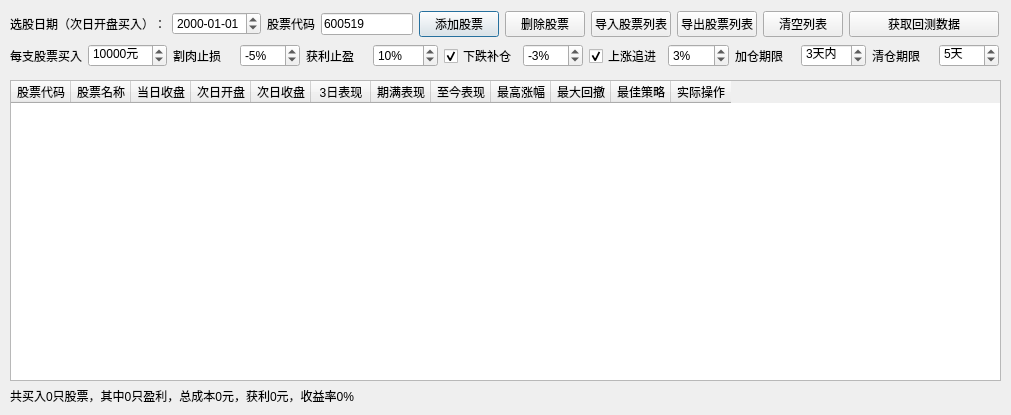
Qt form QtDesign/SelectedPerformance.ui (victor647/QuantumStockTrade) before a commit.
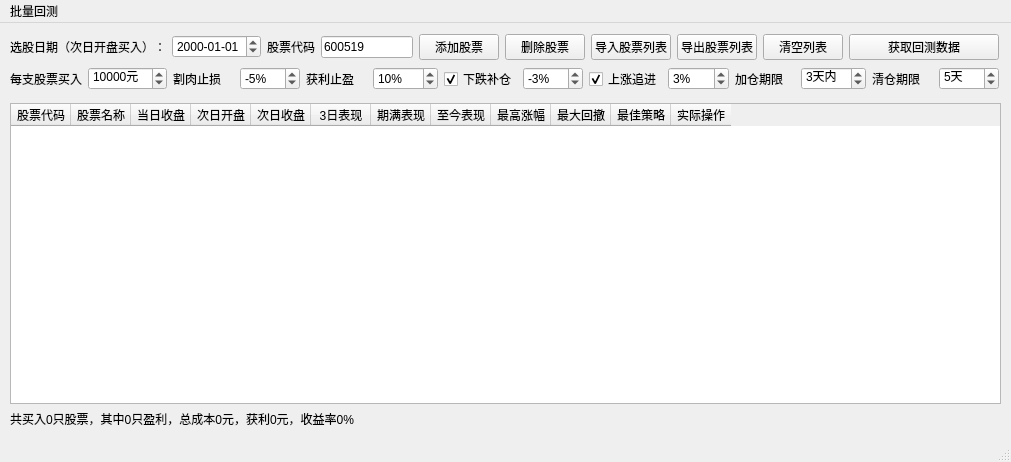
The same form after that commit.

Commit message: 批量自动选股器完成

What changed in the file:
```diff
--- a/QtDesign/SelectedPerformance.ui
+++ b/QtDesign/SelectedPerformance.ui
@@ -1,18 +1,19 @@
 <?xml version="1.0" encoding="UTF-8"?>
 <ui version="4.0">
  <class>SelectedPerformance</class>
- <widget class="QDialog" name="SelectedPerformance">
+ <widget class="QMainWindow" name="SelectedPerformance">
   <property name="geometry">
    <rect>
     <x>0</x>
     <y>0</y>
     <width>1011</width>
-    <height>415</height>
+    <height>462</height>
    </rect>
   </property>
   <property name="windowTitle">
    <string>选股器回测</string>
   </property>
+  <widget class="QWidget" name="centralwidget">
   <widget class="QTableWidget" name="tblStockList">
    <property name="geometry">
     <rect>
@@ -114,7 +115,7 @@
     <string>共买入0只股票，其中0只盈利，总成本0元，获利0元，收益率0%</string>
    </property>
   </widget>
-  <widget class="QWidget" name="">
+   <widget class="QWidget" name="layoutWidget">
    <property name="geometry">
     <rect>
      <x>10</x>
@@ -533,6 +534,35 @@
     </item>
    </layout>
   </widget>
+  </widget>
+  <widget class="QMenuBar" name="menubar">
+   <property name="geometry">
+    <rect>
+     <x>0</x>
+     <y>0</y>
+     <width>1011</width>
+     <height>23</height>
+    </rect>
+   </property>
+   <widget class="QMenu" name="menu">
+    <property name="title">
+     <string>批量回测</string>
+    </property>
+    <addaction name="actAutoTest"/>
+   </widget>
+   <addaction name="menu"/>
+  </widget>
+  <widget class="QStatusBar" name="statusbar"/>
+  <action name="actHoldersStatus">
+   <property name="text">
+    <string>十大流通股东</string>
+   </property>
+  </action>
+  <action name="actAutoTest">
+   <property name="text">
+    <string>回测文件夹下所有选股结果</string>
+   </property>
+  </action>
  </widget>
  <resources/>
  <connections>
```
Lines whose indentation alone changed are shown as unchanged. The commit also changes 10 other files.
